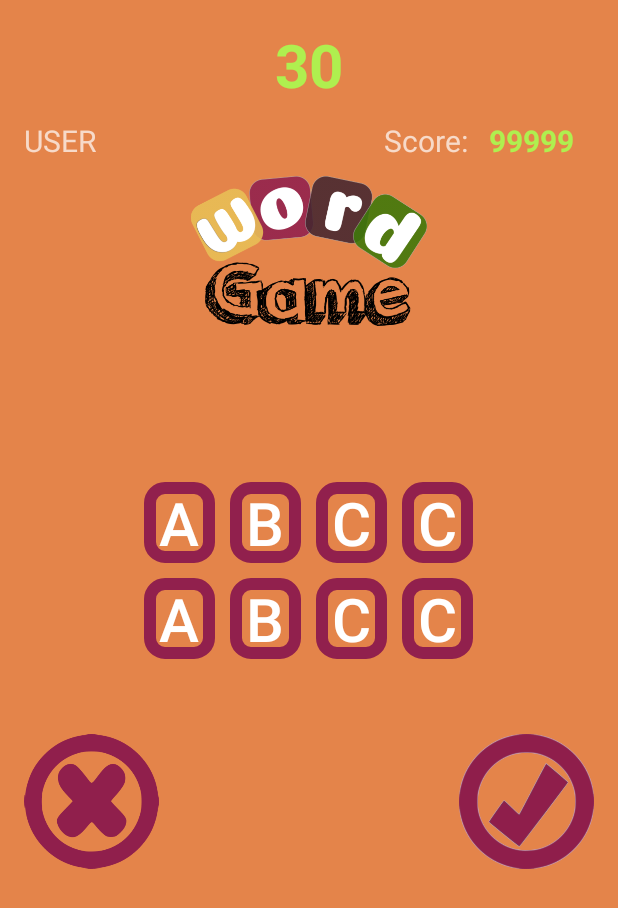
After one commit to ccpinzon/AppWordGame, an Android app: the layout activity_game_hard.xml on its own in the app's theme, with its tools: preview values and no code run, on a phone screen of 412 x 824 dp. The commit adds this screen. Shown: the top 908 px of the screen. Run offline under Robolectric (Android 15) with nearby library versions, the phone set to English and light mode, and no system bars.

Commit message:
Add interface Lvl Hard without functions

```diff
--- a/app/src/main/AndroidManifest.xml
+++ b/app/src/main/AndroidManifest.xml
@@ -33,7 +33,8 @@
             android:screenOrientation="portrait" />
         <activity android:name=".DificultActivity" />
         <activity android:name=".ScoreActivity" />
-        <activity android:name=".GameMediumActivity"></activity>
+        <activity android:name=".GameMediumActivity" />
+        <activity android:name=".GameHardActivity"></activity>
     </application>
 
 </manifest>
--- /dev/null
+++ b/app/src/main/res/layout/activity_game_hard.xml
@@ -0,0 +1,185 @@
+<?xml version="1.0" encoding="utf-8"?>
+<LinearLayout xmlns:android="http://schemas.android.com/apk/res/android"
+    xmlns:tools="http://schemas.android.com/tools"
+    android:layout_width="match_parent"
+    android:layout_height="wrap_content"
+    android:orientation="vertical"
+    android:paddingBottom="@dimen/activity_vertical_margin"
+    android:paddingLeft="@dimen/activity_horizontal_margin"
+    android:paddingRight="@dimen/activity_horizontal_margin"
+    android:paddingTop="@dimen/activity_vertical_margin"
+    tools:context="edu.uptc.appwordgame.GameActivity">
+    <TextView
+        android:id="@+id/text_lvlHardTimer"
+        android:layout_width="wrap_content"
+        android:layout_height="wrap_content"
+        android:layout_gravity="center_horizontal"
+        android:textSize="40dp"
+        android:textStyle="bold"
+        android:textColor="@color/accent"
+        android:text="30"/>
+
+    <LinearLayout
+        android:layout_width="match_parent"
+        android:layout_height="wrap_content"
+        android:layout_marginTop="10dp"
+        android:layout_marginBottom="10dp"
+        android:orientation="horizontal">
+        <TextView
+            android:id="@+id/text_lvlHardUser"
+            android:layout_width="100dp"
+            android:layout_height="wrap_content"
+            android:layout_marginRight="30dp"
+            android:textSize="20dp"
+            android:text="USER"/>
+        <Space
+            android:layout_width="wrap_content"
+            android:layout_height="wrap_content"
+            android:layout_weight="1" />
+        <TextView
+            android:layout_width="70dp"
+            android:layout_height="wrap_content"
+            android:textSize="20dp"
+            android:text="Score:"/>
+        <TextView
+            android:id="@+id/text_lvlHardScore"
+            android:layout_width="70dp"
+            android:layout_height="wrap_content"
+            android:textSize="20dp"
+            android:textStyle="bold"
+            android:textColor="@color/accent"
+            android:text="99999"/>
+
+    </LinearLayout>
+    <ImageView
+        android:layout_width="wrap_content"
+        android:layout_height="100dp"
+        android:layout_gravity="center_horizontal"
+        android:layout_marginBottom="15dp"
+        android:src="@drawable/logo2" />
+
+    <TextView
+        android:id="@+id/labelLetrasHard"
+        android:layout_width="match_parent"
+        android:layout_height="wrap_content"
+        android:layout_marginTop="1dp"
+        android:layout_marginBottom="20dp"
+        android:textAlignment="center"
+        android:textSize="50dp" />
+
+    <LinearLayout
+        android:layout_width="match_parent"
+        android:layout_height="match_parent"
+        android:gravity="center"
+        android:orientation="horizontal">
+
+        <Button
+            android:id="@+id/btn0_lvlHard"
+            android:layout_width="47dp"
+            android:layout_height="wrap_content"
+            android:text="A"
+            android:textSize="40dp"
+            android:background="@drawable/my_button_bg"/>
+        <Button
+            android:id="@+id/btn1_lvlHard"
+            android:layout_width="47dp"
+            android:layout_height="wrap_content"
+            android:layout_marginLeft="10dp"
+            android:text="B"
+            android:textSize="40dp"
+            android:background="@drawable/my_button_bg"/>
+        <Button
+            android:id="@+id/btn2_lvlHard"
+            android:layout_width="47dp"
+            android:layout_height="wrap_content"
+            android:layout_marginLeft="10dp"
+            android:text="C"
+            android:textSize="40dp"
+            android:background="@drawable/my_button_bg" />
+        <Button
+            android:id="@+id/btn3_lvlHard"
+            android:layout_width="47dp"
+            android:layout_height="wrap_content"
+            android:layout_marginLeft="10dp"
+            android:text="C"
+            android:textSize="40dp"
+            android:background="@drawable/my_button_bg" />
+
+
+    </LinearLayout>
+
+    <LinearLayout
+        android:layout_width="match_parent"
+        android:layout_height="match_parent"
+        android:gravity="center"
+        android:paddingTop="10dp"
+        android:orientation="horizontal">
+
+        <Button
+            android:id="@+id/btn4_lvlHard"
+            android:layout_width="47dp"
+            android:layout_height="wrap_content"
+            android:text="A"
+            android:textSize="40dp"
+            android:background="@drawable/my_button_bg"/>
+        <Button
+            android:id="@+id/btn5_lvlHard"
+            android:layout_width="47dp"
+            android:layout_height="wrap_content"
+            android:layout_marginLeft="10dp"
+            android:text="B"
+            android:textSize="40dp"
+            android:background="@drawable/my_button_bg"/>
+        <Button
+            android:id="@+id/btn6_lvlHard"
+            android:layout_width="47dp"
+            android:layout_height="wrap_content"
+            android:layout_marginLeft="10dp"
+            android:text="C"
+            android:textSize="40dp"
+            android:background="@drawable/my_button_bg" />
+        <Button
+            android:id="@+id/btn7_lvlHard"
+            android:layout_width="47dp"
+            android:layout_height="wrap_content"
+            android:layout_marginLeft="10dp"
+            android:text="C"
+            android:textSize="40dp"
+            android:background="@drawable/my_button_bg" />
+
+    </LinearLayout>
+
+    <LinearLayout
+        android:layout_width="match_parent"
+        android:layout_height="wrap_content"
+        android:layout_marginTop="50dp"
+        android:orientation="horizontal">
+
+        <ImageButton
+            android:id="@+id/btnErrorHard"
+            android:layout_width="90dp"
+            android:layout_height="wrap_content"
+            android:adjustViewBounds="true"
+            android:background="@android:color/transparent"
+            android:scaleType="fitEnd"
+            android:layout_marginRight="20dp"
+            android:src="@drawable/error" />
+
+
+        <Space
+            android:layout_width="wrap_content"
+            android:layout_height="wrap_content"
+            android:layout_weight="1" />
+
+        <ImageButton
+            android:id="@+id/btnFineHard"
+            android:layout_width="90dp"
+            android:layout_height="wrap_content"
+            android:adjustViewBounds="true"
+            android:background="@android:color/transparent"
+            android:scaleType="fitStart"
+            android:layout_marginLeft="20dp"
+            android:src="@drawable/ok" />
+
+    </LinearLayout>
+</LinearLayout>
```
Also changed, not shown: app/src/main/java/edu/uptc/appwordgame/DificultActivity.java (+8 -0 lines), app/src/main/java/edu/uptc/appwordgame/GameHardActivity.java (added, +207 -0 lines).
